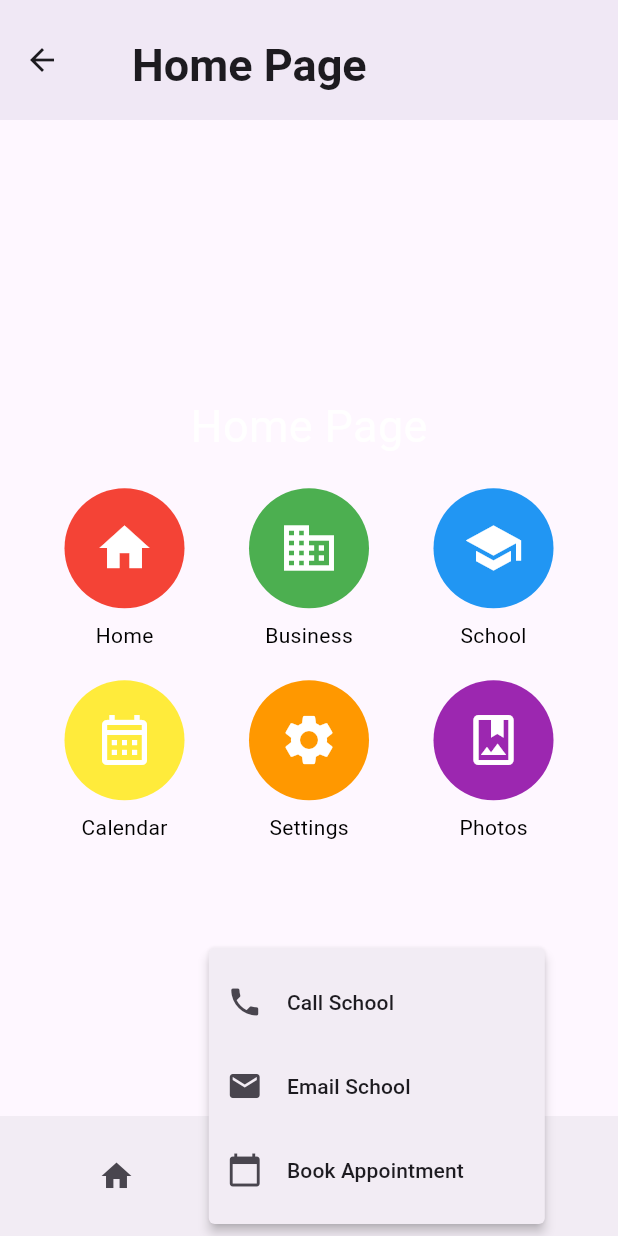
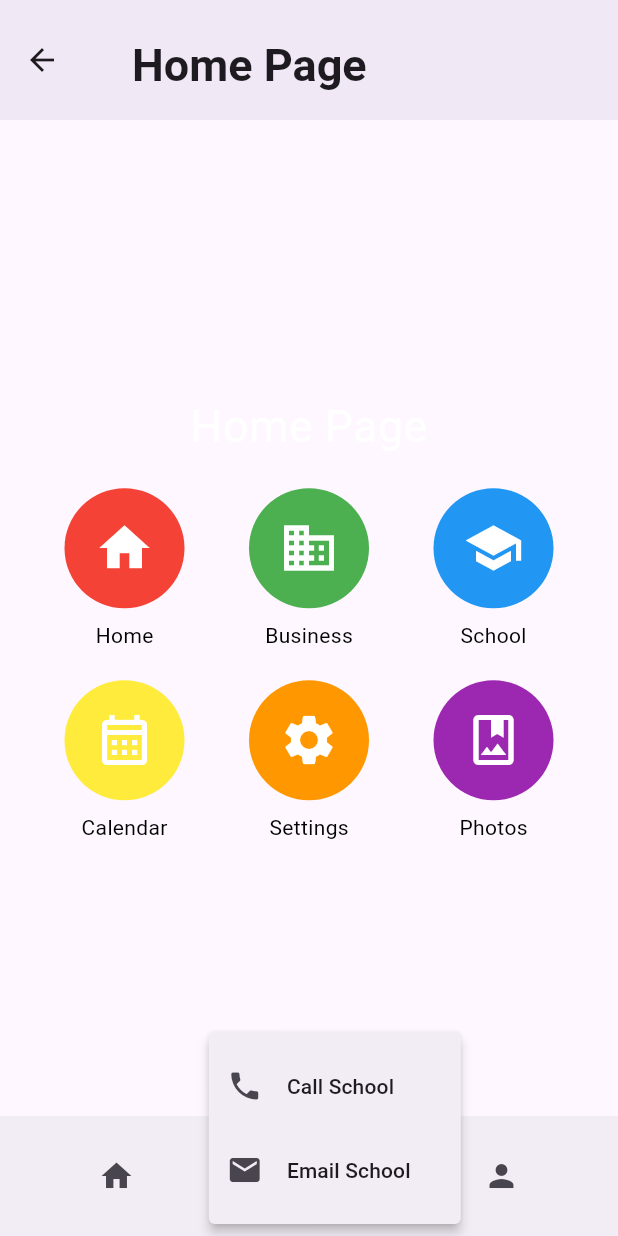
Before and after one commit to LikeABoss12/FBLAMobileApp, a Flutter app: the HomePage screen opened directly, item 2 of the bottom bar chosen, on a phone screen of 412 x 824 dp. Run offline on Flutter 3.47's test engine with Material 2 defaults, Android fonts, the phone set to English and light mode, and no system bars; our stand-ins replace firebase_core, image_picker, table_calendar; accounts and stored records are empty.

Commit message:
changed homepage to delete appointment section

```diff
--- a/lib/homepage.dart
+++ b/lib/homepage.dart
@@ -86,15 +86,10 @@ class HomePage extends StatelessWidget {
                 icon: Icons.settings,
                 label: 'Settings',
               ),
-              GestureDetector(
-                onTap: () {
-                  Navigator.pushNamed(context, '/appointment');
-                },
-                child: CircularButton(
-                  color: Colors.purple,
-                  icon: Icons.photo_album_outlined,
-                  label: 'Photos',
-                ),
+              CircularButton(
+                color: Colors.purple,
+                icon: Icons.photo_album_outlined,
+                label: 'Photos',
               ),
             ],
           ),
@@ -130,20 +125,13 @@ class HomePage extends StatelessWidget {
                         title: Text('Email School'),
                       ),
                     ),
-                    PopupMenuItem<String>(
-                      value: 'appointment',
-                      child: ListTile(
-                        leading: Icon(Icons.calendar_today),
-                        title: Text('Book Appointment'),
-                      ),
-                    ),
                   ];
                 },
                 onSelected: (value) {
                   if (value == 'call') {
-                    launchUrlString('tel:+123456789'); // Replace with the actual phone number
+                    launchUrlString('tel:8323497600'); // Replace with the actual phone number
                   } else if (value == 'email') {
-                    launchUrlString('mailto:school@example.com'); // Replace with the actual email address
+                    launchUrlString('mailto:bridgelandhs@cfisd.net'); // Replace with the actual email address
                   } else if (value == 'appointment') {
                     Navigator.pushNamed(context, '/appointment');
                   }
```
